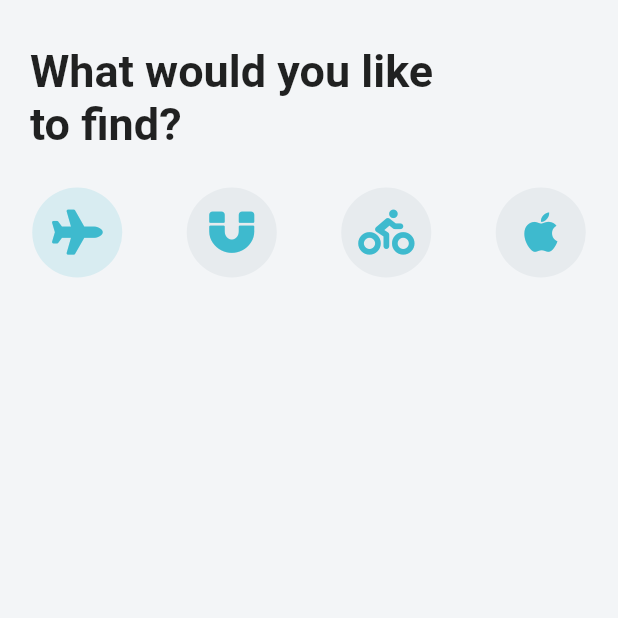
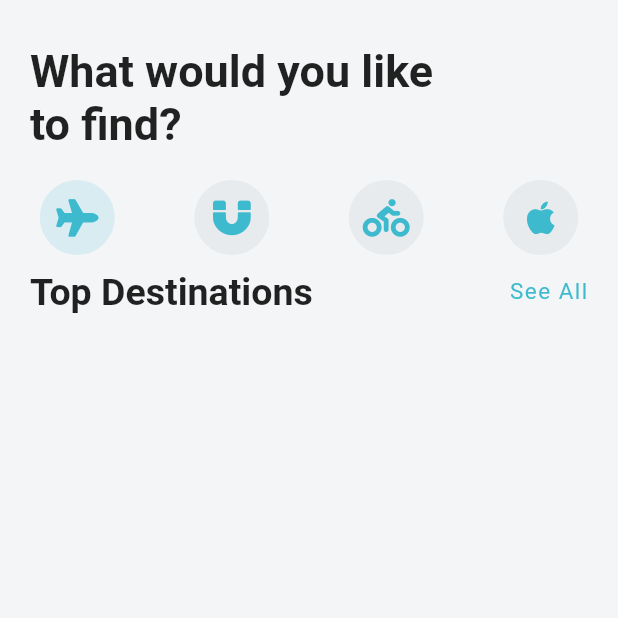
Before and after one commit to Tusharg1999/travel_flutter, a Flutter app: the screen it shows after launch, on a phone screen of 412 x 824 dp, the top half of it. Run offline on Flutter 3.47's test engine with Material 2 defaults, Android fonts, the phone set to English and light mode, and no system bars; our stand-ins replace font_awesome_flutter.

Commit message:
destination carousel init

```diff
--- a/lib/screens/home_screen.dart
+++ b/lib/screens/home_screen.dart
@@ -1,5 +1,6 @@
 import 'package:flutter/material.dart';
 import 'package:font_awesome_flutter/font_awesome_flutter.dart';
+import '../widgets/destination_carousel.dart';
 
 class HomeScreen extends StatefulWidget {
   @override
@@ -24,8 +25,8 @@ class _HomeScreenState extends State<HomeScreen> {
           print(index);
         },
         child: Container(
-          height: 60,
-          width: 60,
+          height: 50,
+          width: 50,
           decoration: BoxDecoration(
               color:  _selectedIndex==index?Theme
                   .of(context)
@@ -33,7 +34,7 @@ class _HomeScreenState extends State<HomeScreen> {
               borderRadius: BorderRadius.circular(30.0)),
           child: Icon(
             _icons[index],
-            size: 30,
+            size: 25,
             color: Theme
                 .of(context)
                 .primaryColor,
@@ -56,7 +57,7 @@ class _HomeScreenState extends State<HomeScreen> {
                 style: TextStyle(fontSize: 30, fontWeight: FontWeight.bold),
               ),
             ),
-            SizedBox(height: 25),
+            SizedBox(height: 20),
             Row(
               mainAxisAlignment: MainAxisAlignment.spaceAround,
               children: _icons
@@ -65,11 +66,8 @@ class _HomeScreenState extends State<HomeScreen> {
                   .map((var map) => _iconWidget(map.key))
                   .toList(),
             ),
-            Column(
-              children: <Widget>[
-                Row()
-              ],
-            )
+            SizedBox(height: 10,),
+            DestinationCarousel(),
           ],
         ),
       ),
--- /dev/null
+++ b/lib/widgets/destination_carousel.dart
@@ -0,0 +1,34 @@
+import 'package:flutter/material.dart';
+class DestinationCarousel extends StatelessWidget {
+  @override
+  Widget build(BuildContext context) {
+    return  Column(
+      children: <Widget>[
+        Padding(
+          padding:  EdgeInsets.symmetric(horizontal: 20),
+          child: Row(
+            mainAxisAlignment:MainAxisAlignment.spaceBetween ,
+            children: <Widget>[
+              Text("Top Destinations",style: TextStyle(
+                fontSize: 25,
+                fontWeight: FontWeight.bold,
+              ),),
+             GestureDetector(
+               onTap: (){
+                 print('hi');
+               },
+              child:Text("See All",style: TextStyle(
+                  fontSize: 15,
+                  fontWeight: FontWeight.normal,
+                  color: Theme.of(context).primaryColor,
+                  letterSpacing: 1.0
+              ),
+              )
+             )
+            ],
+          ),
+        )
+      ],
+    );
+  }
+}
```
